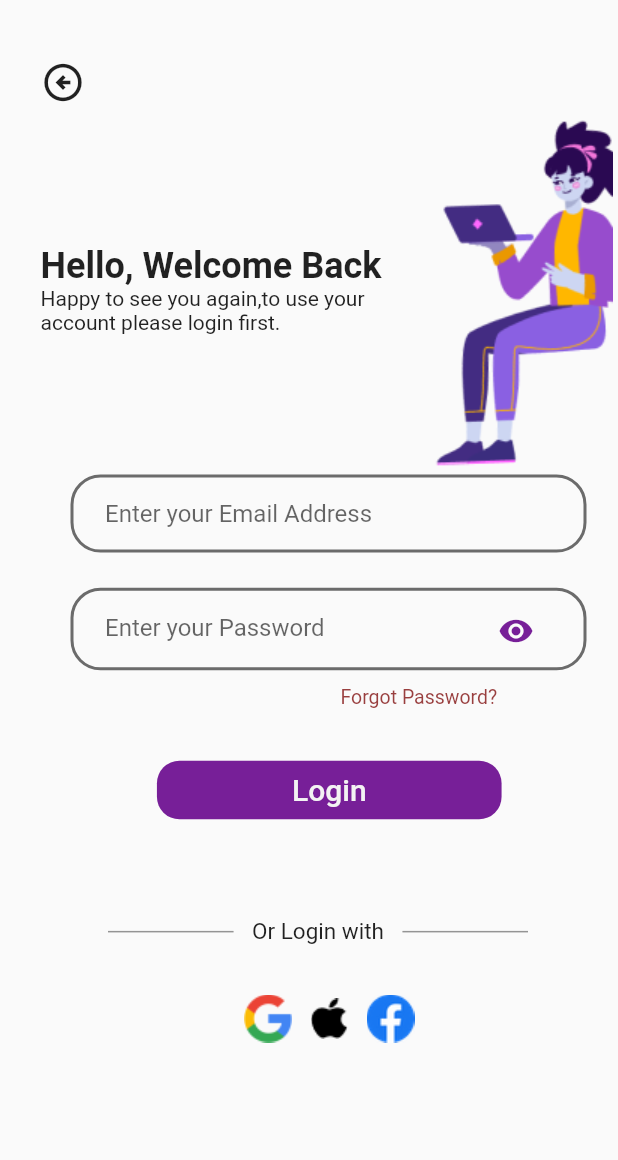
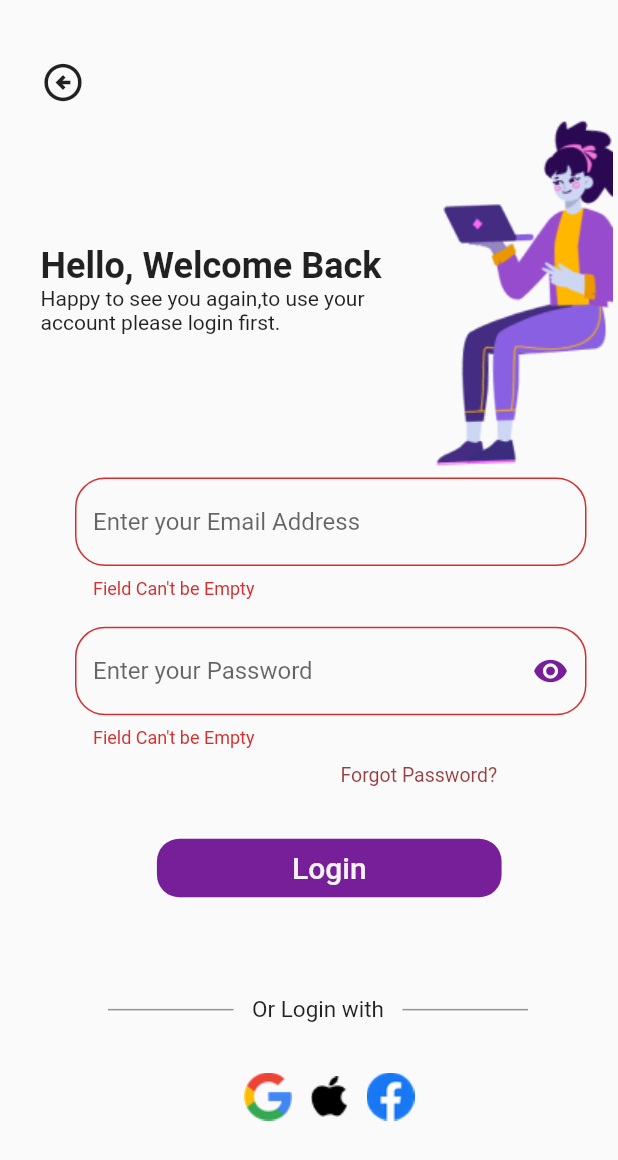
Before and after one commit to hamxamehboob/chat-app, a Flutter app: the screen it shows after launch, after a tap on "Login", on a phone screen of 412 x 824 dp. Shown: the top 1160 px of the screen. Run offline on Flutter 3.47's test engine with Material 2 defaults, Android fonts, the phone set to English and light mode, and no system bars; our stand-ins replace smooth_page_indicator.

Commit message:
Validations implemented at login Screen

```diff
--- a/lib/screens/login_screen.dart
+++ b/lib/screens/login_screen.dart
@@ -1,6 +1,5 @@
 import 'package:chat_app/screens/splash_screen.dart';
 import 'package:chat_app/widgets/text_button.dart';
-import 'package:chat_app/widgets/text_input_field.dart';
 import 'package:flutter/material.dart';
 
 class Login extends StatefulWidget {
@@ -12,6 +11,8 @@ class Login extends StatefulWidget {
 
 class _LoginState extends State<Login> {
   bool _isObscure = true;
+  final GlobalKey<FormState> _pwKey = GlobalKey<FormState>();
+  final GlobalKey<FormState> _emailKey = GlobalKey<FormState>();
 
   @override
   Widget build(BuildContext context) {
@@ -29,11 +30,11 @@ class _LoginState extends State<Login> {
                 onTap: () {
                   Navigator.of(context).push(
                     MaterialPageRoute(
-                      builder: (_) => SplashScreen(),
+                      builder: (_) => const SplashScreen(),
                     ),
                   );
                 },
-                child: Icon(
+                child: const Icon(
                   Icons.arrow_circle_left_outlined,
                   size: 30,
                 ),
@@ -42,7 +43,7 @@ class _LoginState extends State<Login> {
                 children: [
                   Column(
                     crossAxisAlignment: CrossAxisAlignment.start,
-                    children: [
+                    children: const [
                       Text(
                         "Hello, Welcome Back",
                         style: TextStyle(
@@ -57,41 +58,41 @@ class _LoginState extends State<Login> {
                   ),
                 ],
               ),
-              Container(
-                padding: EdgeInsets.only(left: 21, right: 21),
-                margin: EdgeInsets.only(left: 20, right: 21),
-                decoration: BoxDecoration(
-                  borderRadius: BorderRadius.circular(20),
-                  border: Border.all(color: Color(0xFF6B6B6B), width: 2),
-                ),
+              Padding(
+                padding: const EdgeInsets.only(top: 2, left: 23, right: 21),
+                child: Form(
+                  key: _emailKey,
                   child: TextFormField(
+                    validator: emailValidate,
                     keyboardType: TextInputType.emailAddress,
                     decoration: InputDecoration(
-                      border: InputBorder.none,
+                        border: OutlineInputBorder(
+                            borderRadius: BorderRadius.circular(20)),
                         hintText: "Enter your Email Address"),
+                  ),
                 ),
               ),
               SizedBox(
                 height: screenHeight * 0.02,
               ),
               Padding(
-                padding: const EdgeInsets.only(top: 7),
-                child: Container(
-                  padding: EdgeInsets.only(left: 21, right: 21, top: 3),
-                  margin: EdgeInsets.only(left: 20, right: 21),
-                  decoration: BoxDecoration(
-                      borderRadius: BorderRadius.circular(20),
-                      border: Border.all(color: Color(0xFF6B6B6B), width: 2)),
+                padding: const EdgeInsets.only(top: 2, left: 23, right: 21),
+                child: Form(
+                  key: _pwKey,
                   child: TextFormField(
                       keyboardType: TextInputType.emailAddress,
                       obscureText: _isObscure,
                       decoration: InputDecoration(
-                      border: InputBorder.none,
+                        border: OutlineInputBorder(
+                          borderRadius: BorderRadius.circular(20),
+                        ),
                         hintText: "Enter your Password",
                         suffixIcon: IconButton(
-                        color: Color(0xFF771F98),
+                          color: const Color(0xFF771F98),
                           icon: Icon(
-                          _isObscure ? Icons.visibility : Icons.visibility_off,
+                            _isObscure
+                                ? Icons.visibility
+                                : Icons.visibility_off,
                           ),
                           onPressed: () {
                             setState(
@@ -102,14 +103,14 @@ class _LoginState extends State<Login> {
                           },
                         ),
                       ),
-                  ),
+                      validator: pwValidate),
                 ),
               ),
               SizedBox(
                 height: screenHeight * 0.013,
               ),
-              Padding(
-                padding: const EdgeInsets.only(left: 200, right: 29),
+              const Padding(
+                padding: EdgeInsets.only(left: 200, right: 29),
                 child: Text(
                   "Forgot Password?",
                   style: TextStyle(
@@ -123,6 +124,9 @@ class _LoginState extends State<Login> {
               ),
               ActionButton(
                 label: 'Login',
+                route: () {
+                  validate();
+                },
               ),
               SizedBox(
                 height: screenHeight * 0.08,
@@ -131,13 +135,13 @@ class _LoginState extends State<Login> {
                 padding: const EdgeInsets.only(left: 45, right: 60),
                 child: Row(
                   children: [
-                    Expanded(
+                    const Expanded(
                       child: Divider(color: Color(0xFF949494), thickness: 1),
                     ),
                     SizedBox(
                       width: screenWeight * 0.03,
                     ),
-                    Text(
+                    const Text(
                       "Or Login with",
                       style:
                           TextStyle(fontSize: 15, fontWeight: FontWeight.w400),
@@ -145,7 +149,7 @@ class _LoginState extends State<Login> {
                     SizedBox(
                       width: screenWeight * 0.03,
                     ),
-                    Expanded(
+                    const Expanded(
                       child: Divider(
                         color: Color(0xFF949494),
                         thickness: 1,
@@ -177,4 +181,31 @@ class _LoginState extends State<Login> {
       ),
     );
   }
+
+  void validate() {
+    if (_pwKey.currentState!.validate() ||
+        _emailKey.currentState!.validate()) {}
   }
+
+  String? emailValidate(value) {
+    if (value.isEmpty) {
+      return "Field Can't be Empty";
+    } else if (!RegExp(
+            r"^[a-zA-Z0-9.a-zA-Z0-9.!#$%&'*+-/=?^_`{|}~]+@[a-zA-Z0-9-]+\.[a-zA-Z]+")
+        .hasMatch(value)) {
+      return "Enter Valid Email";
+    } else {
+      return null;
+    }
+  }
+
+  String? pwValidate(value) {
+    if (value.isEmpty) {
+      return "Field Can't be Empty";
+    } else if (value.length < 6) {
+      return "At least 6 character required";
+    } else {
+      return null;
+    }
+  }
+}
--- a/lib/screens/splash_screen.dart
+++ b/lib/screens/splash_screen.dart
@@ -1,3 +1,4 @@
+import 'package:chat_app/screens/login_screen.dart';
 import 'package:chat_app/widgets/text_button.dart';
 import 'package:flutter/material.dart';
 import 'package:smooth_page_indicator/smooth_page_indicator.dart';
@@ -76,8 +77,15 @@ class _SplashScreenState extends State<SplashScreen> {
               SizedBox(
                 height: screenHeight * 0.03,
               ),
-              const ActionButton(
+              ActionButton(
                 label: 'Get Started',
+                route: () {
+                  Navigator.of(context).push(
+                    MaterialPageRoute(
+                      builder: (_) => const Login(),
+                    ),
+                  );
+                },
               ),
             ],
           ),
--- a/lib/widgets/text_button.dart
+++ b/lib/widgets/text_button.dart
@@ -1,20 +1,14 @@
-import 'package:chat_app/screens/login_screen.dart';
 import 'package:flutter/material.dart';
 
 class ActionButton extends StatelessWidget {
-  const ActionButton({Key? key, required this.label, }) : super(key: key);
+  const ActionButton({Key? key, required this.label, required this.route, }) : super(key: key);
   final String label;
+  final GestureTapCallback route;
   @override
   Widget build(BuildContext context) {
     return Center(
       child: GestureDetector(
-        onTap: () {
-          Navigator.of(context).push(
-            MaterialPageRoute(
-              builder: (_) => const Login(),
-            ),
-          );
-        },
+        onTap: route,
         child: Container(
           padding:
               const EdgeInsets.only(left: 90, right: 90, top: 8, bottom: 8),
--- a/lib/widgets/text_input_field.dart
+++ /dev/null
@@ -1,30 +0,0 @@
-import 'package:flutter/material.dart';
-
-class TextInputField extends StatefulWidget {
-   TextInputField({Key? key}) : super(key: key);
-  @override
-  State<TextInputField> createState() => _TextInputFieldState();
-
-}
-
-class _TextInputFieldState extends State<TextInputField> {
-  bool _isObscure = true;
-  @override
-  Widget build(BuildContext context) {
-    return Padding(
-      padding: const EdgeInsets.only(top: 7),
-      child: Container(
-        padding: EdgeInsets.only(left: 21,right: 21),
-        margin: EdgeInsets.only(left: 20, right: 21),
-        decoration: BoxDecoration(
-            borderRadius: BorderRadius.circular(20),
-            border: Border.all(color: Color(0xFF6B6B6B), width: 2)),
-        child: TextFormField(
-          keyboardType: TextInputType.emailAddress,
-          obscureText: _isObscure,
-          decoration: InputDecoration(border: InputBorder.none),
-        ),
-      ),
-    );
-  }
-}
```
Lines whose indentation alone changed are shown as unchanged.
